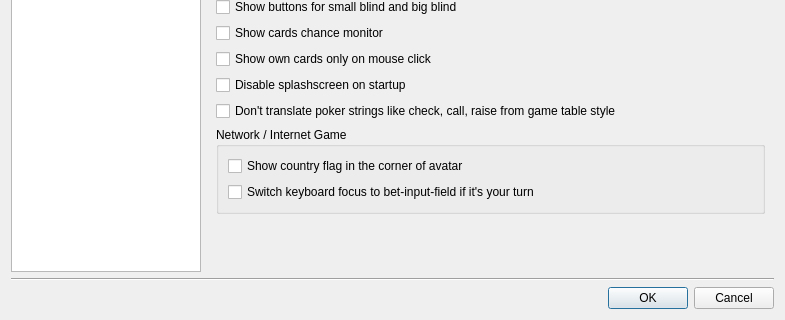
First picture: the form in src/gui/qt/settingsdialog.ui, repository pokerth/pokerth, before the edit; both pictures show x 0 to 785 and y 210 to 530 of the 785 by 530 pixel window.
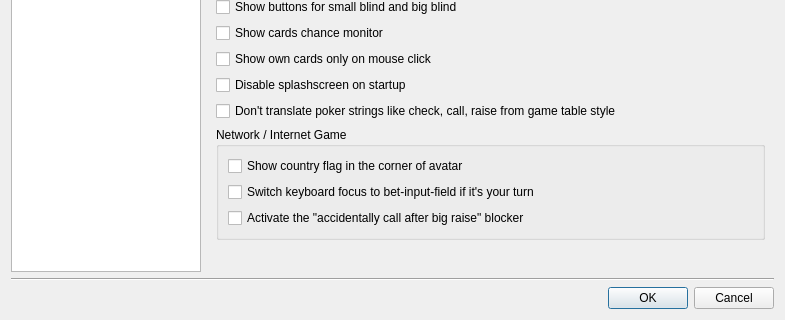
Second picture: the form after the edit. Icons and pictures are not drawn. Custom widgets are drawn as their Qt base class.

Commit message: string freeze for 0.9.2; make accidentally call blocker optional via settings

The edit to the form file:
```diff
--- a/src/gui/qt/settingsdialog.ui
+++ b/src/gui/qt/settingsdialog.ui
@@ -279,6 +279,13 @@
               </property>
              </widget>
             </item>
+            <item row="2" column="0">
+             <widget class="QCheckBox" name="checkBox_enableAccidentallyCallBlocker">
+              <property name="text">
+               <string>Activate the &quot;accidentally call after big raise&quot; blocker</string>
+              </property>
+             </widget>
+            </item>
            </layout>
           </widget>
          </item>
```
The commit also changes 31 other files.
